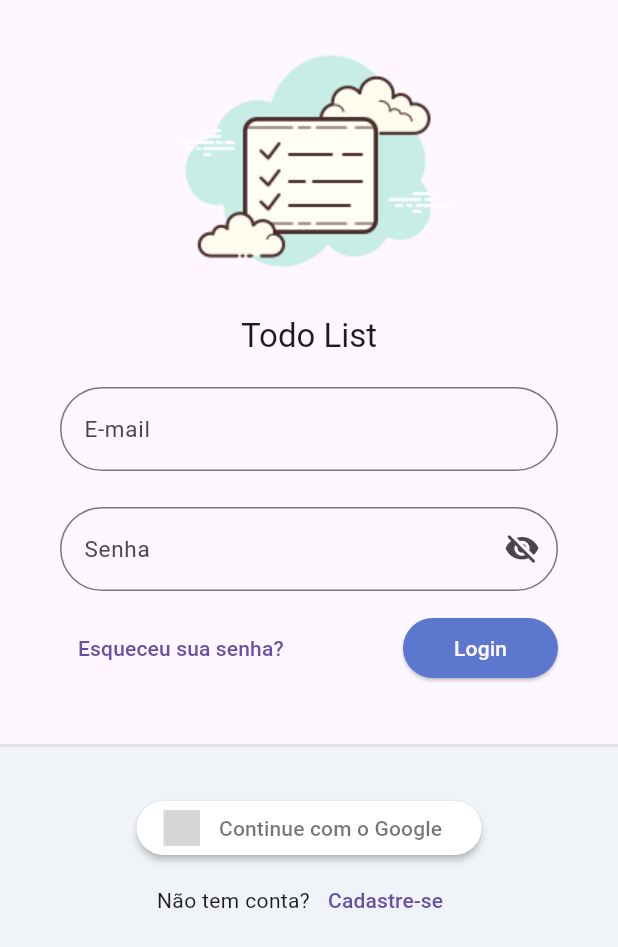
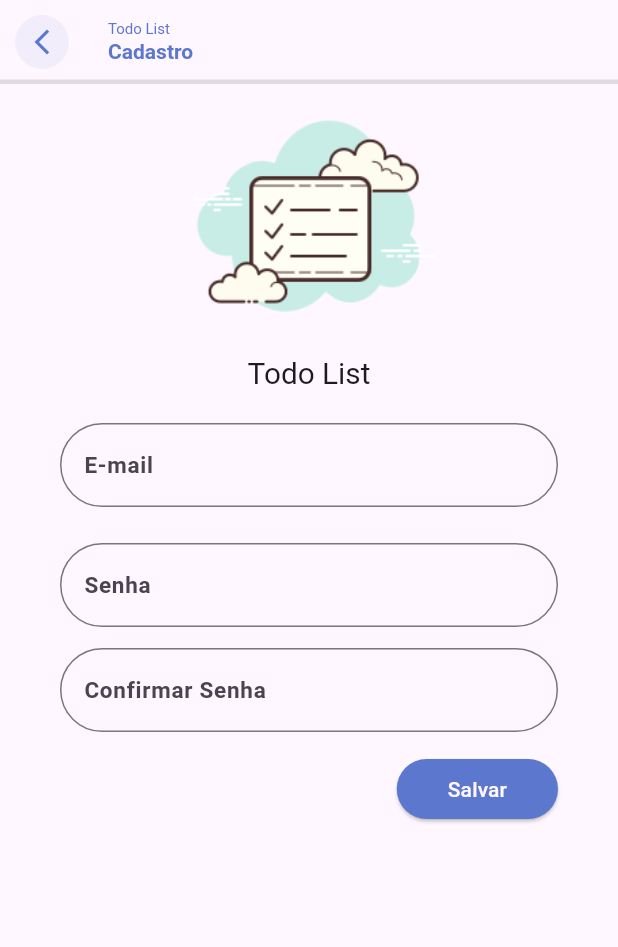
Before and after one commit to Luiz-Carlos-de-Lima/todo_list_provider, a Flutter app: the screen it shows after launch, after a tap on "Cadastre-se", on a phone screen of 412 x 824 dp. Shown: the top 947 px of the screen. Run offline on Flutter 3.47's test engine with Material 3 defaults, Android fonts, the phone set to English and light mode, and no system bars; our stand-ins replace flutter_signin_button, google_fonts, nested, sqflite, sqflite_common, synchronized; accounts and stored records are empty; Roboto replaces fonts that are missing (Mandali); grey boxes are pictures that could not be loaded.

Commit message:
feat: criaçao de tela de cadastro

```diff
--- a/lib/app/core/widgets/todo_list_field.dart
+++ b/lib/app/core/widgets/todo_list_field.dart
@@ -3,8 +3,9 @@ import 'package:flutter/material.dart';
 class TodoListField extends StatefulWidget {
   final String labelText;
   final bool obscureText;
+  final bool enableSwapObscure;
 
-  const TodoListField({super.key, required this.labelText, this.obscureText = false});
+  const TodoListField({super.key, required this.labelText, this.obscureText = false, this.enableSwapObscure = false});
 
   @override
   State<TodoListField> createState() => _TodoListFieldState();
@@ -27,7 +28,7 @@ class _TodoListFieldState extends State<TodoListField> {
       decoration: InputDecoration(
         constraints: BoxConstraints(maxHeight: 60, minHeight: 60),
         hintText: widget.labelText,
-        suffixIcon: widget.obscureText
+        suffixIcon: widget.enableSwapObscure
             ? IconButton(
                 onPressed: () {
                   obscure.value = !obscure.value;
@@ -44,6 +45,7 @@ class _TodoListFieldState extends State<TodoListField> {
             : null,
         hintStyle: TextStyle(
           fontSize: 15,
+          fontWeight: FontWeight.bold,
         ),
         border: OutlineInputBorder(
           borderRadius: BorderRadius.circular(30),
--- a/lib/app/modules/auth/auth_module.dart
+++ b/lib/app/modules/auth/auth_module.dart
@@ -4,17 +4,21 @@ import 'package:provider/provider.dart';
 import 'package:todo_list_provider/app/core/modules/todo_list_modules.dart';
 import 'package:todo_list_provider/app/modules/auth/login/login_controller.dart';
 import 'package:todo_list_provider/app/modules/auth/login/login_page.dart';
+import 'package:todo_list_provider/app/modules/auth/register/register_controller.dart';
+import 'package:todo_list_provider/app/modules/auth/register/register_page.dart';
 
 class AuthModule extends TodoListModules {
   static Map<String, WidgetBuilder> get _routers {
     return {
       '/login': (context) => LoginPage(),
+      '/register': (context) => RegisterPage(),
     };
   }
 
   static List<SingleChildWidget>? get _bindings {
     return [
       ChangeNotifierProvider(create: (_) => LoginController()),
+      ChangeNotifierProvider(create: (_) => RegisterController()),
     ];
   }
 
--- a/lib/app/modules/auth/login/login_page.dart
+++ b/lib/app/modules/auth/login/login_page.dart
@@ -38,6 +38,7 @@ class LoginPage extends StatelessWidget {
                             ),
                             TodoListField(
                               labelText: 'Senha',
+                              enableSwapObscure: true,
                               obscureText: true,
                             ),
                             const SizedBox(
@@ -100,7 +101,9 @@ class LoginPage extends StatelessWidget {
                               children: [
                                 Text('Não tem conta?'),
                                 TextButton(
-                                  onPressed: () {},
+                                  onPressed: () {
+                                    Navigator.of(context).pushNamed('/register');
+                                  },
                                   child: Text(
                                     'Cadastre-se',
                                   ),
--- /dev/null
+++ b/lib/app/modules/auth/register/register_controller.dart
@@ -0,0 +1,3 @@
+import 'package:flutter/material.dart';
+
+class RegisterController extends ChangeNotifier {}
--- a/lib/app/modules/auth/register/register_page.dart
+++ b/lib/app/modules/auth/register/register_page.dart
@@ -0,0 +1,112 @@
+import 'package:flutter/material.dart';
+import 'package:flutter/widgets.dart';
+import 'package:todo_list_provider/app/core/ui/theme_extension.dart';
+import 'package:todo_list_provider/app/core/widgets/todo_list_logo.dart';
+
+import '../../../core/widgets/todo_list_field.dart';
+
+class RegisterPage extends StatelessWidget {
+  const RegisterPage({super.key});
+
+  @override
+  Widget build(BuildContext context) {
+    return Scaffold(
+      appBar: AppBar(
+        automaticallyImplyLeading: false,
+        scrolledUnderElevation: 0.0,
+        backgroundColor: context.background,
+        leading: IconButton(
+          onPressed: () => Navigator.of(context).pop(),
+          icon: ClipOval(
+            child: Container(
+              padding: EdgeInsets.all(8),
+              color: context.primaryColor.withAlpha(20),
+              child: Icon(
+                Icons.arrow_back_ios_new_outlined,
+                size: 20,
+                color: context.primaryColor,
+              ),
+            ),
+          ),
+        ),
+        title: Column(
+          crossAxisAlignment: CrossAxisAlignment.start,
+          children: [
+            Text(
+              'Todo List',
+              style: TextStyle(fontSize: 10.0, color: context.primaryColor),
+            ),
+            Text(
+              'Cadastro',
+              style: TextStyle(
+                fontSize: 14.0,
+                color: context.primaryColor,
+                fontWeight: FontWeight.bold,
+              ),
+            )
+          ],
+        ),
+        shape: Border(bottom: BorderSide(width: 3, color: Colors.grey.withAlpha(80))),
+      ),
+      body: ListView(
+        children: [
+          Container(
+            height: MediaQuery.of(context).size.width * .5,
+            child: FittedBox(
+              fit: BoxFit.fitHeight,
+              child: TodoListLogo(),
+            ),
+          ),
+          Padding(
+            padding: const EdgeInsets.symmetric(horizontal: 40.0, vertical: 20),
+            child: Form(
+              child: Column(
+                children: [
+                  TodoListField(
+                    labelText: 'E-mail',
+                  ),
+                  const SizedBox(
+                    height: 20.0,
+                  ),
+                  TodoListField(
+                    labelText: 'Senha',
+                    obscureText: true,
+                  ),
+                  const SizedBox(
+                    height: 10.0,
+                  ),
+                  TodoListField(
+                    labelText: 'Confirmar Senha',
+                    obscureText: true,
+                  ),
+                  const SizedBox(
+                    height: 10.0,
+                  ),
+                  Align(
+                    alignment: Alignment.centerRight,
+                    child: ElevatedButton(
+                      onPressed: () {},
+                      style: ElevatedButton.styleFrom(
+                        backgroundColor: context.buttonColor,
+                        shape: RoundedRectangleBorder(
+                          borderRadius: BorderRadius.circular(20.0),
+                        ),
+                      ),
+                      child: Padding(
+                        padding: const EdgeInsets.all(10.0),
+                        child: Text(
+                          'Salvar',
+                          style: TextStyle(color: context.background),
+                        ),
+                      ),
+                    ),
+                  )
+                ],
+              ),
+            ),
+          ),
+        ],
+      ),
+    );
+  }
+}
```
